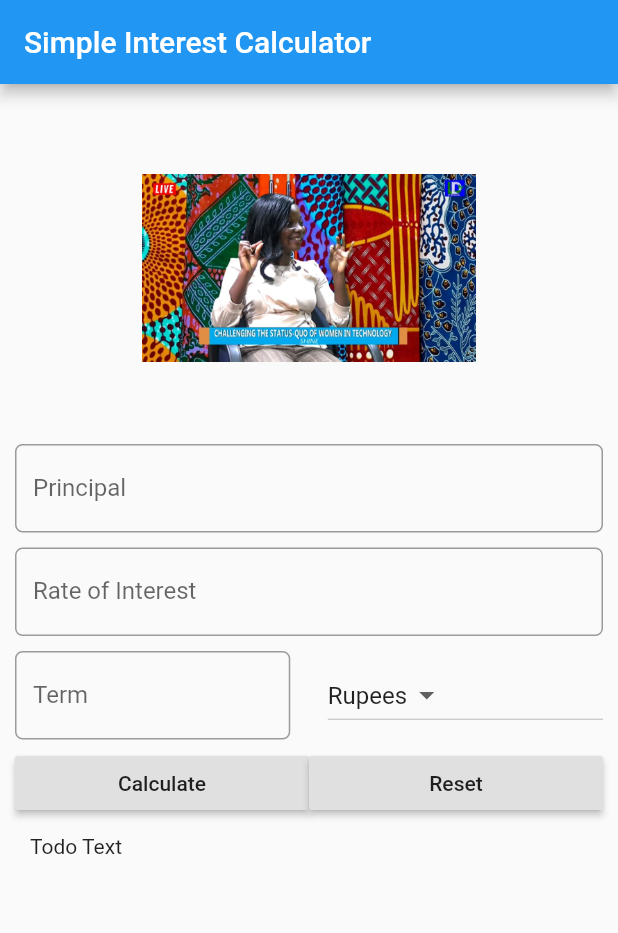
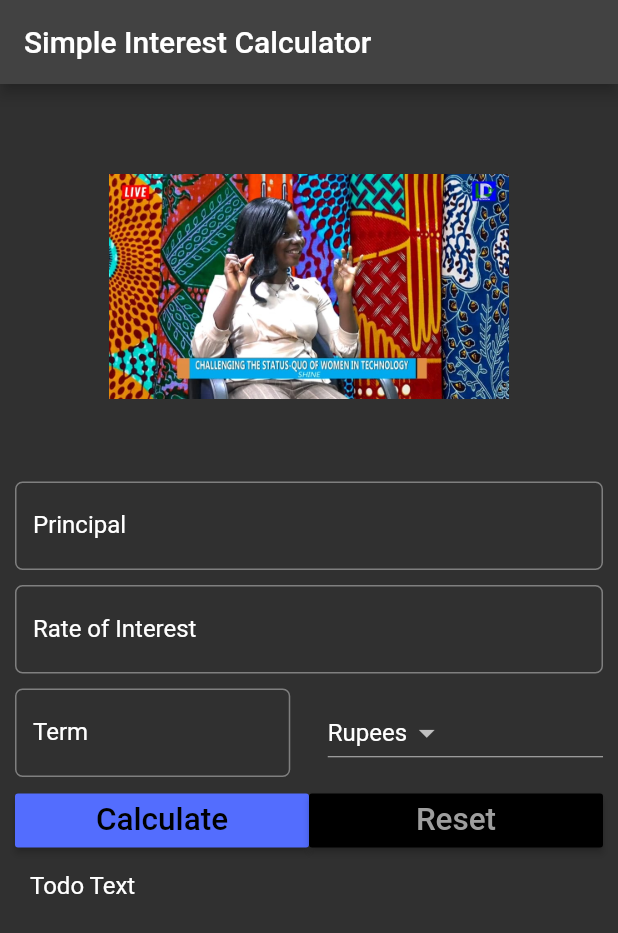
Before and after one commit to Jessicatcheyanou/talia, a Flutter app: the screen it shows after launch, after a tap on "Calculate", on a phone screen of 412 x 824 dp. Shown: the top 933 px of the screen. Run offline on Flutter 3.47's test engine with Material 2 defaults, Android fonts, the phone set to English and light mode, and no system bars.

Commit message:
Jess | Simple Interest Calculator | Applying Styles and Themes

```diff
--- a/lib/main.dart
+++ b/lib/main.dart
@@ -1,4 +1,3 @@
-import 'package:flutter/cupertino.dart';
 import 'package:flutter/material.dart';
 
 void main() {
@@ -6,6 +5,10 @@ void main() {
     debugShowCheckedModeBanner: false,
     title: "Stateful App Example",
     home: SIForm(),
+    theme: ThemeData(
+        brightness: Brightness.dark,
+        primaryColor: Colors.indigo,
+        accentColor: Colors.indigoAccent),
   ));
 }
 
@@ -24,6 +27,8 @@ class _SIFormState extends State<SIForm> {
   @override
   Widget build(BuildContext context) {
     // TODO: implement build
+    TextStyle? textStyle = Theme.of(context).textTheme.subtitle1;
+
     return Scaffold(
       appBar: AppBar(
         title: Text('Simple Interest Calculator'),
@@ -38,9 +43,11 @@ class _SIFormState extends State<SIForm> {
                     top: _minimumPadding, bottom: _minimumPadding),
                 child: TextField(
                   keyboardType: TextInputType.number,
+                  style: textStyle,
                   decoration: InputDecoration(
                       labelText: 'Principal',
                       hintText: 'Enter Principal e.g. 12000',
+                      labelStyle: textStyle,
                       border: OutlineInputBorder(
                           borderRadius: BorderRadius.circular(5.0))),
                 )),
@@ -49,9 +56,11 @@ class _SIFormState extends State<SIForm> {
                     top: _minimumPadding, bottom: _minimumPadding),
                 child: TextField(
                   keyboardType: TextInputType.number,
+                  style: textStyle,
                   decoration: InputDecoration(
                       labelText: 'Rate of Interest',
                       hintText: 'In percent',
+                      labelStyle: textStyle,
                       border: OutlineInputBorder(
                           borderRadius: BorderRadius.circular(5.0))),
                 )),
@@ -63,9 +72,11 @@ class _SIFormState extends State<SIForm> {
                     Expanded(
                         child: TextField(
                       keyboardType: TextInputType.number,
+                      style: textStyle,
                       decoration: InputDecoration(
                           labelText: 'Term',
                           hintText: 'Time in years',
+                          labelStyle: textStyle,
                           border: OutlineInputBorder(
                               borderRadius: BorderRadius.circular(5.0))),
                     )),
@@ -89,19 +100,32 @@ class _SIFormState extends State<SIForm> {
               children: [
                 Expanded(
                     child: RaisedButton(
+                  color: Theme.of(context).accentColor,
+                  textColor: Theme.of(context).primaryColorDark,
                   onPressed: () {},
-                  child: Text('Calculate'),
+                  child: Text(
+                    'Calculate',
+                    textScaleFactor: 1.5,
+                  ),
                 )),
                 Expanded(
                     child: RaisedButton(
+                  color: Theme.of(context).primaryColorDark,
+                  textColor: Theme.of(context).primaryColorLight,
                   onPressed: () {},
-                  child: Text('Reset'),
+                  child: Text(
+                    'Reset',
+                    textScaleFactor: 1.5,
+                  ),
                 ))
               ],
             ),
             Padding(
               padding: EdgeInsets.all(_minimumPadding * 2),
-              child: Text('Todo Text'),
+              child: Text(
+                'Todo Text',
+                style: textStyle,
+              ),
             )
           ],
         ),
@@ -113,8 +137,8 @@ class _SIFormState extends State<SIForm> {
     AssetImage assetImage = AssetImage('images/LDTV.jpg');
     Image image = Image(
       image: assetImage,
-      width: 125.0,
-      height: 125.0,
+      width: 150.0,
+      height: 150.0,
     );
 
     return Container(
```
